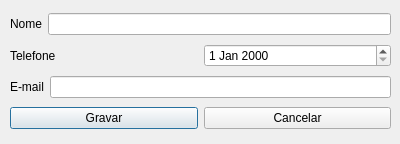
This is agendaInterface/fm_novocontato.ui in gustahlucas/agendaProject as Qt 5 draws it before an edit. The edited form follows.
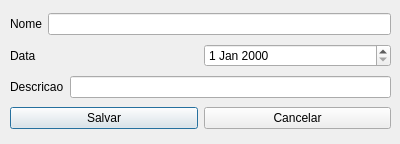
This is the edited form.

```diff
--- a/agendaInterface/fm_novocontato.ui
+++ b/agendaInterface/fm_novocontato.ui
@@ -42,7 +42,7 @@
       <item>
        <widget class="QLabel" name="label_2">
         <property name="text">
-         <string>Telefone</string>
+         <string>Data</string>
         </property>
        </widget>
       </item>
@@ -56,7 +56,7 @@
       <item>
        <widget class="QLabel" name="label_3">
         <property name="text">
-         <string>E-mail</string>
+         <string>Descricao</string>
         </property>
        </widget>
       </item>
@@ -70,7 +70,7 @@
       <item>
        <widget class="QPushButton" name="btn_gravar">
         <property name="text">
-         <string>Gravar</string>
+         <string>Salvar</string>
         </property>
        </widget>
       </item>
```
Left out of the diff: 4 changed lines with no effect on the pictures.
